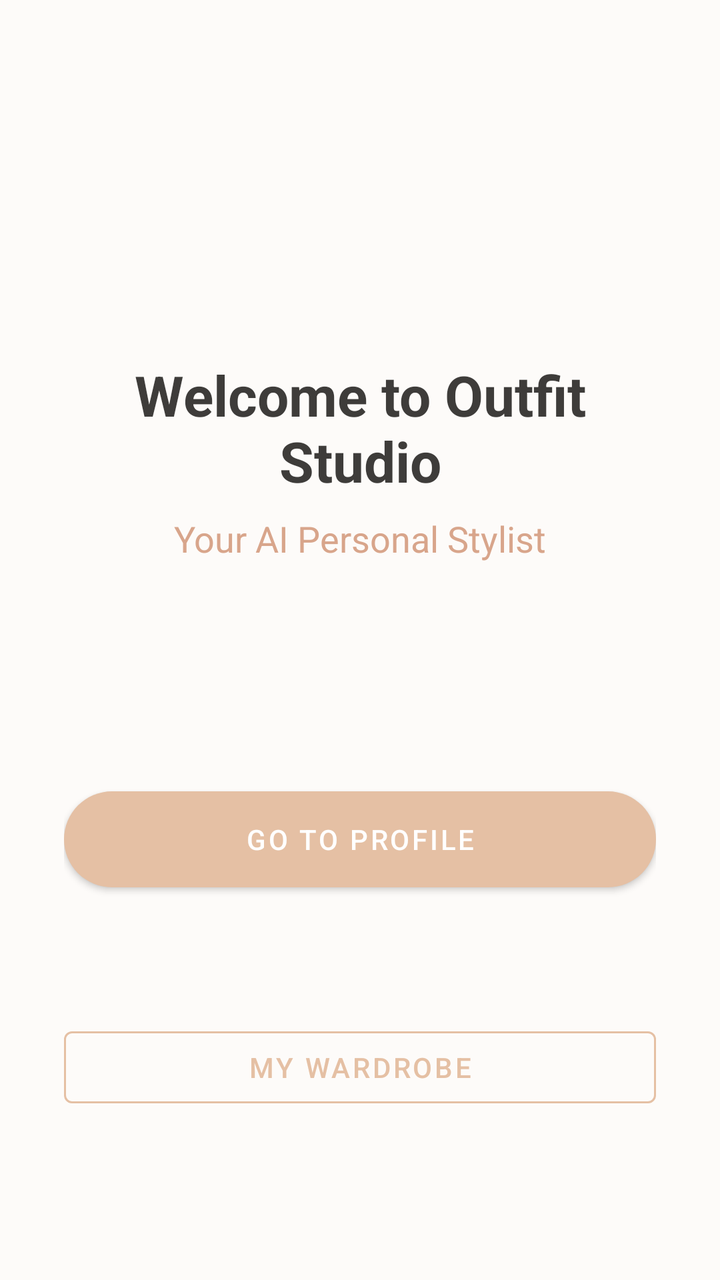
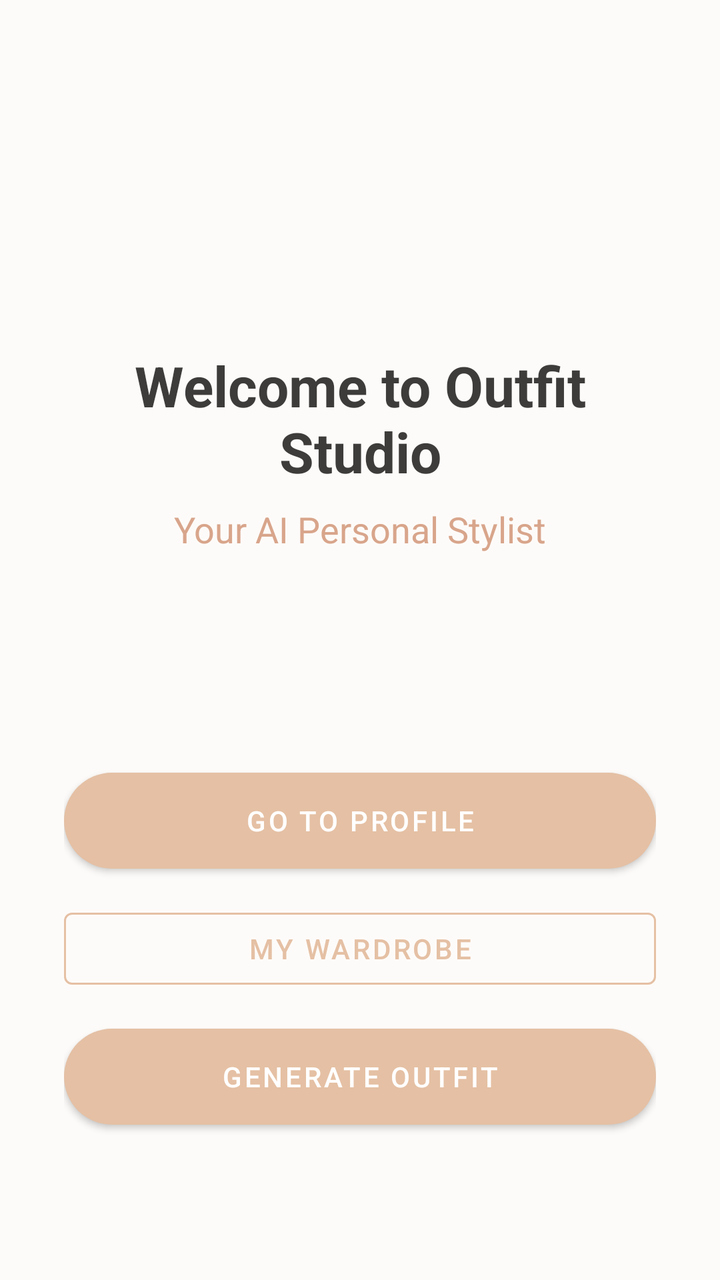

Before-and-after screenshots of an Android layout around one commit, followed by the original layout XML and the change that was made.
<!-- AndroidManifest.xml: application theme Theme.OutfitStudio -->
<!-- res/layout/activity_home.xml -->
<?xml version="1.0" encoding="utf-8"?>
<androidx.constraintlayout.widget.ConstraintLayout xmlns:android="http://schemas.android.com/apk/res/android"
    xmlns:app="http://schemas.android.com/apk/res-auto"
    android:layout_width="match_parent"
    android:layout_height="match_parent"
    android:background="@color/background"
    android:padding="32dp">

    <TextView
        android:id="@+id/tvWelcome"
        android:layout_width="wrap_content"
        android:layout_height="wrap_content"
        android:text="Welcome to Outfit Studio"
        android:textSize="28sp"
        android:textStyle="bold"
        android:textColor="@color/on_background"
        android:textAlignment="center"
        app:layout_constraintTop_toTopOf="parent"
        app:layout_constraintBottom_toTopOf="@id/btnProfile"
        app:layout_constraintStart_toStartOf="parent"
        app:layout_constraintEnd_toEndOf="parent"
        app:layout_constraintVertical_chainStyle="packed"/>
        
    <TextView
        android:id="@+id/tvSubtitle"
        android:layout_width="wrap_content"
        android:layout_height="wrap_content"
        android:text="Your AI Personal Stylist"
        android:textSize="18sp"
        android:textColor="@color/primary_variant"
        app:layout_constraintTop_toBottomOf="@id/tvWelcome"
        app:layout_constraintStart_toStartOf="parent"
        app:layout_constraintEnd_toEndOf="parent"
        android:layout_marginTop="8dp"/>

    <Button
        android:id="@+id/btnProfile"
        android:layout_width="match_parent"
        android:layout_height="wrap_content"
        android:text="Go to Profile"
        android:textColor="@color/on_primary"
        android:background="@drawable/bg_button_rounded"
        app:backgroundTint="@null"
        app:layout_constraintTop_toBottomOf="@id/tvSubtitle"
        app:layout_constraintBottom_toTopOf="@id/btnWardrobe"
        android:layout_marginTop="64dp"/>

    <Button
        android:id="@+id/btnWardrobe"
        android:layout_width="match_parent"
        android:layout_height="wrap_content"
        android:text="My Wardrobe"
        android:textColor="@color/primary"
        style="@style/Widget.MaterialComponents.Button.OutlinedButton"
        app:strokeColor="@color/primary"
        app:layout_constraintTop_toBottomOf="@id/btnProfile"
        app:layout_constraintBottom_toBottomOf="parent"
        android:layout_marginTop="16dp"/>

</androidx.constraintlayout.widget.ConstraintLayout>
<!-- resources referenced by this layout -->
<resources>
  <color name="background">#FDFBF9</color>
  <color name="on_background">#3E3C3A</color>
  <color name="on_primary">#FFFFFF</color>
  <color name="primary">#E5C0A4</color>
  <color name="primary_variant">#D8A58B</color>
  <!-- drawable bg_button_rounded (drawable) -->
  <?xml version="1.0" encoding="utf-8"?>
  <shape xmlns:android="http://schemas.android.com/apk/res/android"
      android:shape="rectangle">
      <solid android:color="@color/primary"/>
      <corners android:radius="24dp"/>
  </shape>
  <style name="Theme.OutfitStudio" parent="Theme.MaterialComponents.DayNight.NoActionBar">
          
          <item name="colorPrimary">@color/primary</item>
          <item name="colorPrimaryVariant">@color/primary_variant</item>
          <item name="colorOnPrimary">@color/on_primary</item>
          
          <item name="colorSecondary">@color/primary</item>
          <item name="colorSecondaryVariant">@color/primary_variant</item>
          <item name="colorOnSecondary">@color/on_primary</item>
          
          <item name="android:colorBackground">@color/background</item>
          <item name="colorSurface">@color/surface</item>
          
          <item name="android:statusBarColor">@color/background</item>
          <item name="android:windowLightStatusBar">true</item>
      </style>
  <color name="surface">#FFFFFF</color>
</resources>

<!-- the commit's change to res/layout/activity_home.xml (unified diff, before → after) -->
@@ -43,6 +43,7 @@
         app:backgroundTint="@null"
         app:layout_constraintTop_toBottomOf="@id/tvSubtitle"
         app:layout_constraintBottom_toTopOf="@id/btnWardrobe"
+        app:layout_constraintVertical_chainStyle="packed"
         android:layout_marginTop="64dp"/>
 
     <Button
@@ -54,6 +55,18 @@
         style="@style/Widget.MaterialComponents.Button.OutlinedButton"
         app:strokeColor="@color/primary"
         app:layout_constraintTop_toBottomOf="@id/btnProfile"
+        app:layout_constraintBottom_toTopOf="@id/btnGenerateOutfit"
+        android:layout_marginTop="16dp"/>
+
+    <Button
+        android:id="@+id/btnGenerateOutfit"
+        android:layout_width="match_parent"
+        android:layout_height="wrap_content"
+        android:text="Generate Outfit"
+        android:textColor="@color/on_primary"
+        android:background="@drawable/bg_button_rounded"
+        app:backgroundTint="@null"
+        app:layout_constraintTop_toBottomOf="@id/btnWardrobe"
         app:layout_constraintBottom_toBottomOf="parent"
         android:layout_marginTop="16dp"/>
 
